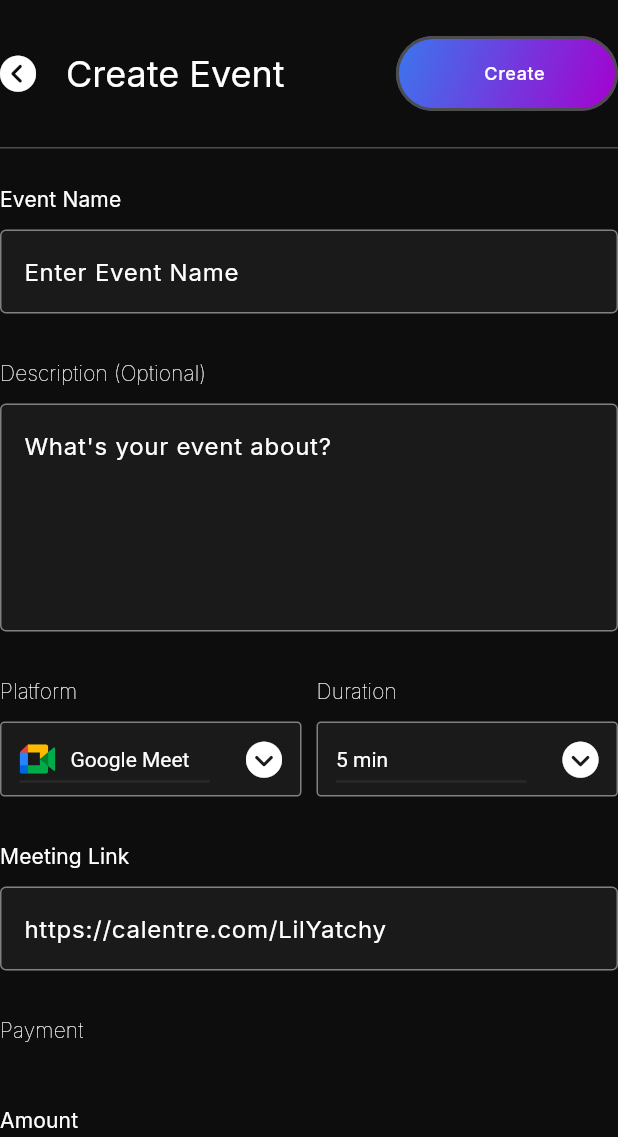
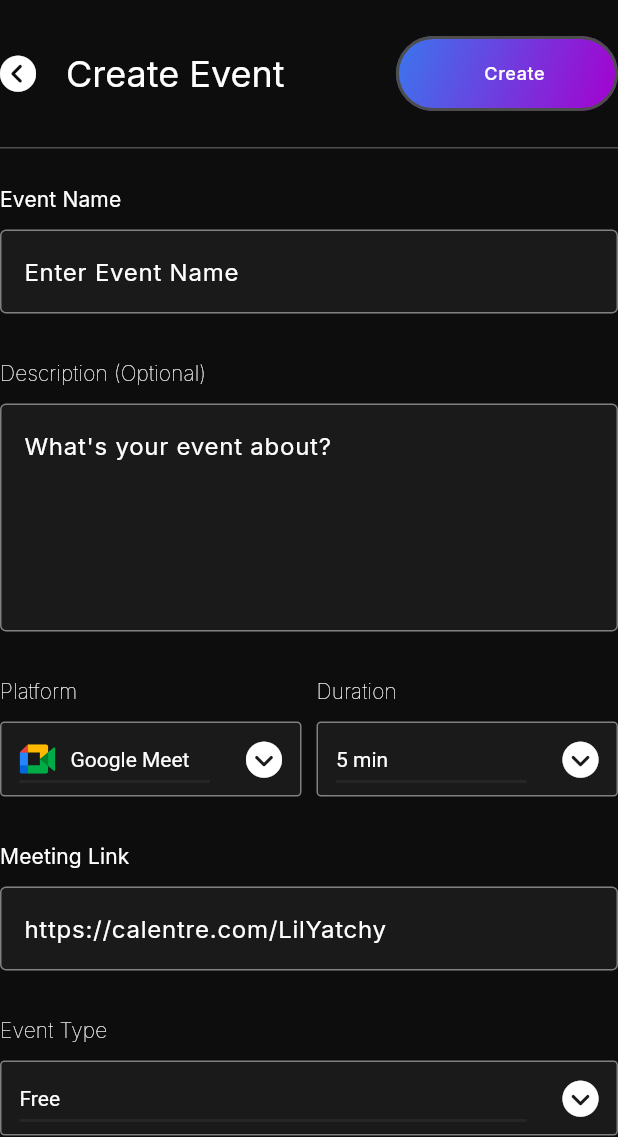
Before and after one commit to Calentre/calentre, a Flutter app: the CreateEventView screen opened by its route, on a phone screen of 412 x 824 dp, the part 99-1236 px from its top. Run offline on Flutter 3.47's test engine with Material 2 defaults, Android fonts, the phone set to English and light mode, and no system bars; our stand-ins replace equatable, flutter_bloc, flutter_svg, font_awesome_flutter, go_router, google_fonts.

Commit message:
chore: add event drop down to UI

```diff
--- a/lib/app/create_events/presentation/widget/form_fields.dart
+++ b/lib/app/create_events/presentation/widget/form_fields.dart
@@ -2,6 +2,7 @@ import 'package:calentre/app/create_events/presentation/bloc/duration_drop_down_
 import 'package:calentre/app/create_events/presentation/bloc/payment_type_drop_down_bloc.dart';
 import 'package:calentre/app/create_events/presentation/bloc/platform_drop_down_bloc.dart';
 import 'package:calentre/app/create_events/presentation/widget/duration_drop_down.dart';
+import 'package:calentre/app/create_events/presentation/widget/event_type_drop_down.dart';
 import 'package:calentre/app/create_events/presentation/widget/platform_drop_down.dart';
 import 'package:calentre/config/extensions/spacing.dart';
 import 'package:calentre/config/theme/colors.dart';
@@ -153,14 +154,14 @@ class _CreateEventFormFieldsState extends State<CreateEventFormFields> {
                   crossAxisAlignment: CrossAxisAlignment.start,
                   children: [
                     Text(
-                      "Payment",
+                      "Event Type",
                       style: Theme.of(context)
                           .textTheme
                           .labelLarge!
                           .copyWith(fontWeight: FontWeight.w100),
                     ),
                     const SizedBox().y10(),
-                    // const FormDropDown()
+                    const EventTypeDropDown()
                   ],
                 ),
                 const SizedBox().y20(),
```
Also changed, not shown: lib/app/create_events/presentation/widget/event_type_drop_down.dart (+1 -10 lines).
